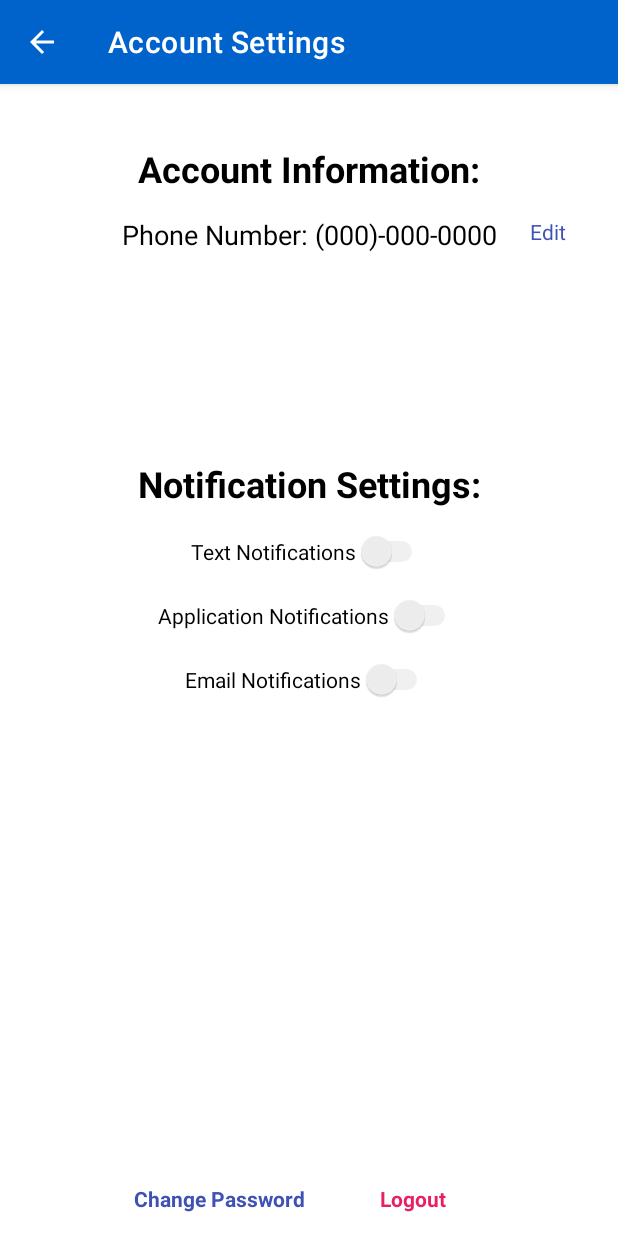
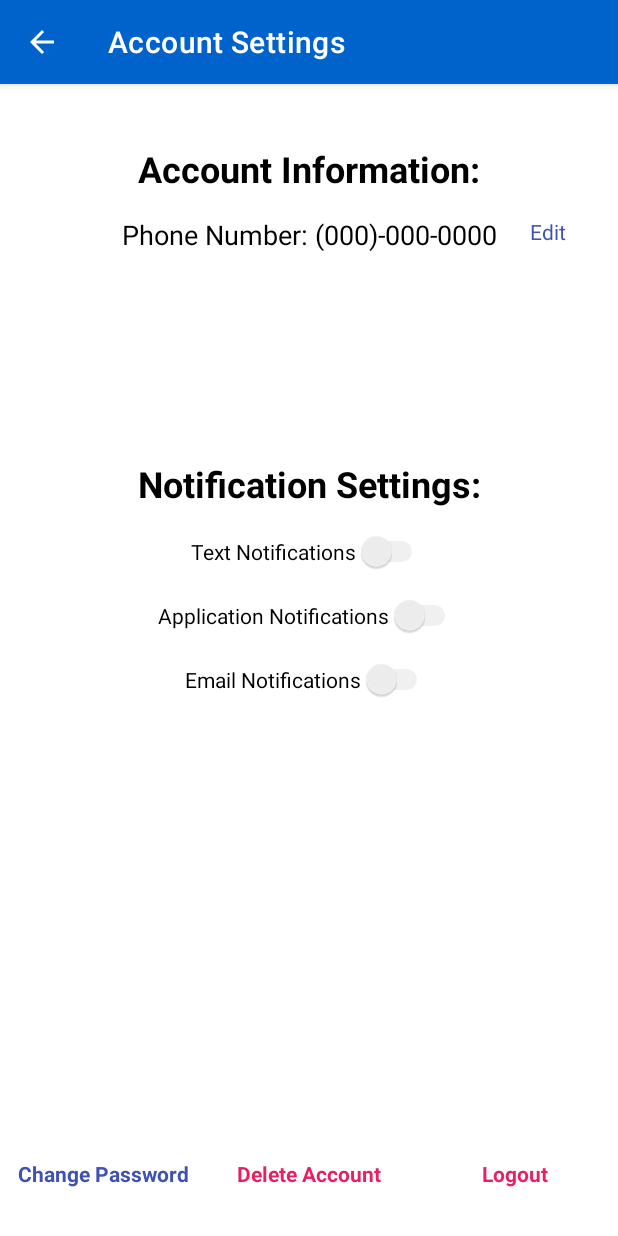
Before and after one commit to panellajason/EZ-Pricer, an Android app: the AccountPage screen opened directly, with no data from a screen before it, on a phone screen of 412 x 824 dp. Run offline under Robolectric (Android 15) with nearby library versions, the phone set to English and light mode, and no system bars; our stand-ins replace Firebase (no records; nobody signed in at launch, a user with empty details on screens opened directly).

Commit message:
init delete account along with proper AlertDialogs

```diff
--- a/app/src/main/java/codingsharks/ezpricer/activities/AccountPage.java
+++ b/app/src/main/java/codingsharks/ezpricer/activities/AccountPage.java
@@ -1,6 +1,10 @@
 package codingsharks.ezpricer.activities;
 
+import android.app.AlertDialog;
+import android.content.Context;
+import android.content.DialogInterface;
 import android.content.Intent;
+import android.util.Log;
 import android.view.MenuItem;
 import android.view.View;
 import android.widget.Button;
@@ -9,25 +13,39 @@ import android.widget.TextView;
 import android.widget.Toast;
 import androidx.annotation.NonNull;
 import androidx.appcompat.app.AppCompatActivity;
+
 import android.os.Bundle;
 import codingsharks.ezpricer.R;
 import codingsharks.ezpricer.dialogs.ChangeNumberDialog;
 import codingsharks.ezpricer.dialogs.ChangePasswordDialog;
+import codingsharks.ezpricer.dialogs.DeleteAccountDialog;
+import codingsharks.ezpricer.dialogs.ReEnterPasswordDialog;
+
 import com.google.android.gms.tasks.OnCompleteListener;
 import com.google.android.gms.tasks.OnFailureListener;
 import com.google.android.gms.tasks.OnSuccessListener;
 import com.google.android.gms.tasks.Task;
+import com.google.firebase.auth.AuthCredential;
+import com.google.firebase.auth.EmailAuthProvider;
 import com.google.firebase.auth.FirebaseAuth;
 import com.google.firebase.auth.FirebaseUser;
 import com.google.firebase.firestore.DocumentReference;
 import com.google.firebase.firestore.DocumentSnapshot;
 import com.google.firebase.firestore.FirebaseFirestore;
 
-public class AccountPage extends AppCompatActivity implements ChangePasswordDialog.ExampleDialogListener, ChangeNumberDialog.PhoneDialogListener{
+public class AccountPage extends AppCompatActivity
+        implements ChangePasswordDialog.ExampleDialogListener,
+                    ChangeNumberDialog.PhoneDialogListener,
+                    DeleteAccountDialog.DeleteAccountDialogListener,
+                    ReEnterPasswordDialog.ConfirmDeleteAccountDialogListener {
 
     private FirebaseAuth mAuth = FirebaseAuth.getInstance();
+    private FirebaseUser user = mAuth.getCurrentUser();
     private FirebaseFirestore db = FirebaseFirestore.getInstance();
     private DocumentReference userItemRef = db.document("user_settings/" + mAuth.getUid());
+
+    public Context context;
+    private String email;
 
     private Switch textSwitch;
     private Switch appSwitch;
@@ -37,12 +55,14 @@ public class AccountPage extends AppCompatActivity implements ChangePasswordDial
     private TextView editTV;
     private TextView changePasswordTV;
     private TextView logoutTV;
+    private TextView deleteAccount;
 
     private Button saveBTN;
 
     @Override
     protected void onCreate(Bundle savedInstanceState) {
         super.onCreate(savedInstanceState);
+        context = getApplicationContext();
         setContentView(R.layout.activity_account_page);
         setTitle("Account Settings");
         getSupportActionBar().setDisplayHomeAsUpEnabled(true);
@@ -55,15 +75,23 @@ public class AccountPage extends AppCompatActivity implements ChangePasswordDial
         editTV = findViewById(R.id.editNumberTV);
         changePasswordTV = findViewById(R.id.changePasswordTV);
         logoutTV = findViewById(R.id.logoutTV);
+        deleteAccount = findViewById(R.id.delete_account);
         saveBTN = findViewById(R.id.saveBTN);
         saveBTN.setVisibility(View.INVISIBLE);
-        String email = mAuth.getCurrentUser().getEmail();
+        email = mAuth.getCurrentUser().getEmail();
         displaySettings();
 
         changePasswordTV.setOnClickListener(new View.OnClickListener() {
             @Override
             public void onClick(final View v) {
                 openDialog();
+            }
+        });
+
+        deleteAccount.setOnClickListener(new View.OnClickListener() {
+            @Override
+            public void onClick(final View v) {
+                deleteAccount();
             }
         });
 
@@ -140,9 +168,59 @@ public class AccountPage extends AppCompatActivity implements ChangePasswordDial
             Toast.makeText(getApplicationContext(), "Phone numbers do not match", Toast.LENGTH_LONG).show();
     }
 
+    @Override
+    public void ifDeleteAccount(Boolean ifDelete) {
+        if (ifDelete) {
+            ReEnterPasswordDialog dialog = new ReEnterPasswordDialog();
+            dialog.show(getSupportFragmentManager(), "CONFIRM DELETE ACCOUNT");
+        }
+    }
+
+    public void confirmDeleteAccount(String password) {
+        AuthCredential credential = EmailAuthProvider
+                .getCredential(email, password);
+
+        user.reauthenticate(credential)
+                .addOnCompleteListener(new OnCompleteListener<Void>() {
+                    @Override
+                    public void onComplete(@NonNull Task<Void> task) {
+                        user.delete().addOnCompleteListener(new OnCompleteListener<Void>() {
+                            @Override
+                            public void onComplete(@NonNull Task<Void> task) {
+                                if (task.isSuccessful()) {
+                                    Log.d("DELETE ACCOUNT",
+                                            "Account has successfully been deleted");
+                                    Toast.makeText(
+                                            context,
+                                            "Account has successfully been deleted!",
+                                            Toast.LENGTH_SHORT).show();
+                                    sendTo(Login.class);
+                                }
+                            }
+                        })
+                        .addOnFailureListener(new OnFailureListener() {
+                            @Override
+                            public void onFailure(@NonNull Exception e) {
+                                Log.d("DELETE ACCOUNT",
+                                        "User account FAILED to delete.");
+                                Toast.makeText(
+                                        context,
+                                        "Something went wrong!",
+                                        Toast.LENGTH_SHORT).show();
+                            }
+                        });
+                    }
+                })
+                .addOnFailureListener(new OnFailureListener() {
+                    @Override
+                    public void onFailure(@NonNull Exception e) {
+                        Log.d("USER AUTHENTICATE", "Re-authentication failed!");
+                        Toast.makeText(context, "Something went wrong!", Toast.LENGTH_SHORT).show();
+                    }
+                });
+    }
+
     private void changePassword(String password) {
-        FirebaseUser user = FirebaseAuth.getInstance().getCurrentUser();
-
         user.updatePassword(password)
                 .addOnCompleteListener(new OnCompleteListener<Void>() {
                     @Override
@@ -196,7 +274,6 @@ public class AccountPage extends AppCompatActivity implements ChangePasswordDial
                     String number = documentSnapshot.getString("phone_number");
                     String formattedNumber = number.replaceFirst("(\\d{3})(\\d{3})(\\d+)", "($1) $2-$3");
 
-                    String email = mAuth.getCurrentUser().getEmail();
                     phoneNumberTV.setText("Phone Number: " + formattedNumber);
 
                     textSwitch.setChecked(Integer.parseInt(documentSnapshot.getString("text_notification")) == 1);
@@ -230,4 +307,9 @@ public class AccountPage extends AppCompatActivity implements ChangePasswordDial
         startActivity(new Intent(AccountPage.this, name));
         finish();
     }
+
+    private void deleteAccount() {
+        DeleteAccountDialog dialog = new DeleteAccountDialog();
+        dialog.show(getSupportFragmentManager(), "DELETE ACCOUNT");
+    }
 }
--- a/app/src/main/res/layout/activity_account_page.xml
+++ b/app/src/main/res/layout/activity_account_page.xml
@@ -4,28 +4,8 @@
     xmlns:tools="http://schemas.android.com/tools"
     android:layout_width="match_parent"
     android:layout_height="match_parent"
-    tools:context=".activities.AccountPage"
-    android:theme="@style/SCBSwitch" >
-
-    <TextView
-        android:id="@+id/logoutTV"
-        android:layout_width="wrap_content"
-        android:layout_height="wrap_content"
-        android:layout_marginStart="50dp"
-        android:layout_marginLeft="50dp"
-        android:layout_marginEnd="56dp"
-        android:layout_marginRight="56dp"
-        android:layout_marginBottom="15dp"
-        android:text="Logout"
-        android:textColor="#E91E63"
-        android:textSize="14sp"
-        android:textStyle="bold"
-        app:layout_constraintBottom_toBottomOf="parent"
-        app:layout_constraintEnd_toEndOf="parent"
-        app:layout_constraintHorizontal_bias="0.0"
-        app:layout_constraintStart_toEndOf="@+id/changePasswordTV"
-        app:layout_constraintTop_toTopOf="parent"
-        app:layout_constraintVertical_bias="1.0" />
+    android:theme="@style/SCBSwitch"
+    tools:context=".activities.AccountPage">
 
     <TextView
         android:id="@+id/textView6"
@@ -85,22 +65,6 @@
         app:layout_constraintStart_toStartOf="parent"
         app:layout_constraintTop_toBottomOf="@+id/appSwitch"
         app:layout_constraintVertical_bias="0.0" />
-
-    <TextView
-        android:id="@+id/changePasswordTV"
-        android:layout_width="wrap_content"
-        android:layout_height="wrap_content"
-        android:layout_marginBottom="15dp"
-        android:text="Change Password"
-        android:textColor="#3F51B5"
-        android:textSize="14sp"
-        android:textStyle="bold"
-        app:layout_constraintBottom_toBottomOf="parent"
-        app:layout_constraintEnd_toEndOf="parent"
-        app:layout_constraintHorizontal_bias="0.3"
-        app:layout_constraintStart_toStartOf="parent"
-        app:layout_constraintTop_toTopOf="parent"
-        app:layout_constraintVertical_bias="1.0" />
 
     <TextView
         android:id="@+id/textView9"
@@ -164,4 +128,51 @@
         app:layout_constraintTop_toTopOf="parent"
         app:layout_constraintVertical_bias="1.0" />
 
+    <LinearLayout
+        android:layout_width="match_parent"
+        android:layout_height="wrap_content"
+        android:layout_marginBottom="32dp"
+        android:orientation="horizontal"
+        app:layout_constraintBottom_toBottomOf="parent"
+        app:layout_constraintEnd_toEndOf="parent"
+        app:layout_constraintStart_toStartOf="parent">
+
+        <TextView
+            android:id="@+id/changePasswordTV"
+            android:layout_width="50dp"
+            android:layout_height="wrap_content"
+            android:layout_weight="1"
+            android:gravity="center_horizontal"
+            android:text="Change Password"
+            android:textAlignment="center"
+            android:textColor="#3F51B5"
+            android:textSize="14sp"
+            android:textStyle="bold" />
+
+        <TextView
+            android:id="@+id/delete_account"
+            android:layout_width="50dp"
+            android:layout_height="wrap_content"
+            android:layout_weight="1"
+            android:gravity="center_horizontal"
+            android:text="Delete Account"
+            android:textAlignment="center"
+            android:textColor="#E91E63"
+            android:textSize="14sp"
+            android:textStyle="bold" />
+
+        <TextView
+            android:id="@+id/logoutTV"
+            android:layout_width="50dp"
+            android:layout_height="wrap_content"
+            android:layout_weight="1"
+            android:gravity="center_horizontal"
+            android:text="Logout"
+            android:textAlignment="center"
+            android:textColor="#E91E63"
+            android:textSize="14sp"
+            android:textStyle="bold" />
+    </LinearLayout>
+
+
 </androidx.constraintlayout.widget.ConstraintLayout>
--- a/app/src/main/res/values/strings.xml
+++ b/app/src/main/res/values/strings.xml
@@ -6,4 +6,5 @@
     <string name="product_image">Product Image</string>
     <string name="enter_an_item_name_to_search">Enter an item name to search</string>
     <string name="search">search...</string>
+    <string name="delete_account_alert_message">Are you sure you want to delete your account?</string>
 </resources>
```
Also changed, not shown: app/src/main/java/codingsharks/ezpricer/dialogs/DeleteAccountDialog.java (added, +58 -0 lines), app/src/main/java/codingsharks/ezpricer/dialogs/ReEnterPasswordDialog.java (added, +62 -0 lines), app/src/main/res/layout-port/activity_login.xml (+7 -5 lines), app/src/main/res/layout/dialog_delete_account.xml (added, +15 -0 lines), app/src/main/res/layout/dialog_re_enter_password.xml (added, +14 -0 lines).
